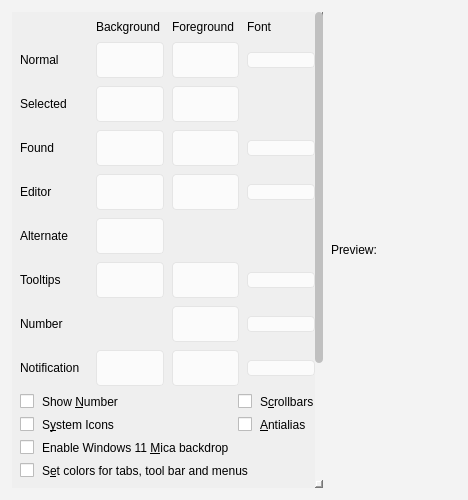
Above: src/ui/configtabappearance.ui from ForgetiExistence/CopyQ before the change. Below: the same form after it.
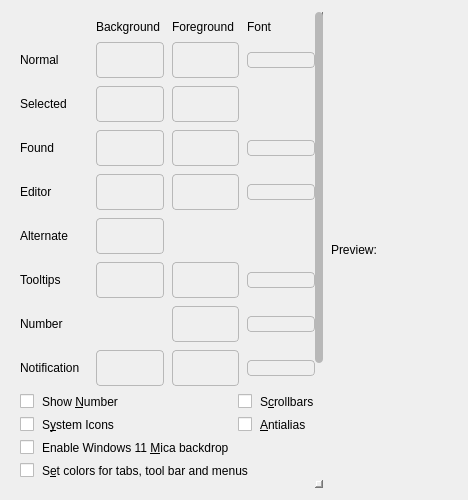
That is the form after the change.

Commit message: Fix Win11 regressions: blank window, invisible menus, forced light theme

Patch:
```diff
--- a/src/ui/configtabappearance.ui
+++ b/src/ui/configtabappearance.ui
@@ -11,11 +11,11 @@
    </rect>
   </property>
   <property name="styleSheet">
-   <string notr="true">QWidget#ConfigTabAppearance { background-color: #F3F3F3; }
+   <string notr="true">QWidget#ConfigTabAppearance { background-color: palette(window); }
 
-QPushButton { border-radius: 4px; padding: 5px 12px; min-height: 24px; border: 1px solid #E5E5E5; background-color: #FBFBFB; }
-QPushButton:hover { background-color: #F5F5F5; }
-QPushButton:pressed { background-color: #EDEBE9; }
+QPushButton { border-radius: 4px; padding: 5px 12px; min-height: 24px; border: 1px solid palette(mid); background-color: palette(button); }
+QPushButton:hover { background-color: palette(alternate-base); }
+QPushButton:pressed { background-color: palette(midlight); }
 
 QPushButton#pushButtonColorBg, QPushButton#pushButtonColorFg,
 QPushButton#pushButtonColorSelBg, QPushButton#pushButtonColorSelFg,
@@ -40,25 +40,25 @@
   min-width: 100px;
 }
 
-QLineEdit, QTextEdit, QPlainTextEdit { border-radius: 4px; border: 1px solid #D1D1D1; padding: 5px 8px; background-color: #FFFFFF; }
+QLineEdit, QTextEdit, QPlainTextEdit { border-radius: 4px; border: 1px solid palette(mid); padding: 5px 8px; background-color: palette(base); }
 
-QComboBox { border-radius: 4px; border: 1px solid #D1D1D1; padding: 5px 8px; min-height: 24px; }
+QComboBox { border-radius: 4px; border: 1px solid palette(mid); padding: 5px 8px; min-height: 24px; }
 
 QCheckBox, QRadioButton { spacing: 8px; }
 
-QGroupBox { border-radius: 8px; border: 1px solid #E5E5E5; margin-top: 12px; padding: 12px; }
+QGroupBox { border-radius: 8px; border: 1px solid palette(mid); margin-top: 12px; padding: 12px; }
 
-QListWidget, QTreeWidget, QTableWidget { border-radius: 8px; border: 1px solid #E5E5E5; }
+QListWidget, QTreeWidget, QTableWidget { border-radius: 8px; border: 1px solid palette(mid); }
 
-QTabWidget::pane { border: 1px solid #E5E5E5; border-radius: 8px; }
+QTabWidget::pane { border: 1px solid palette(mid); border-radius: 8px; }
 QTabBar::tab { border-radius: 4px; padding: 6px 16px; margin-right: 4px; }
-QTabBar::tab:selected { background-color: #0078D4; color: #FFFFFF; }
+QTabBar::tab:selected { background-color: palette(highlight); color: palette(highlighted-text); }
 
 QScrollArea { border: none; background: transparent; }
 
 QScrollBar { border: none; background: transparent; width: 8px; margin: 0; }
-QScrollBar::handle { background: #C0C0C0; border-radius: 4px; min-height: 24px; }
-QScrollBar::handle:hover { background: #A0A0A0; }
+QScrollBar::handle { background: palette(mid); border-radius: 4px; min-height: 24px; }
+QScrollBar::handle:hover { background: palette(mid); }
 
 QMenu { border-radius: 8px; border: 1px solid #E5E5E5; padding: 4px; }
 
```
Left out of the diff: 2 changed lines with no effect on the pictures. The commit also changes 34 other files.
